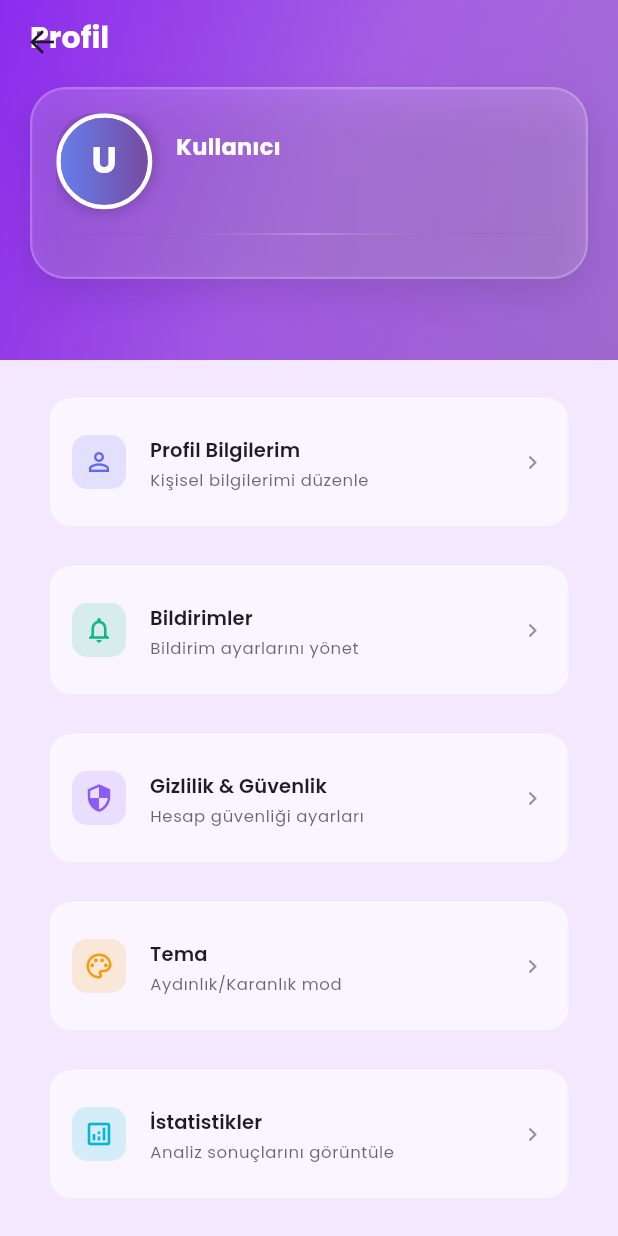
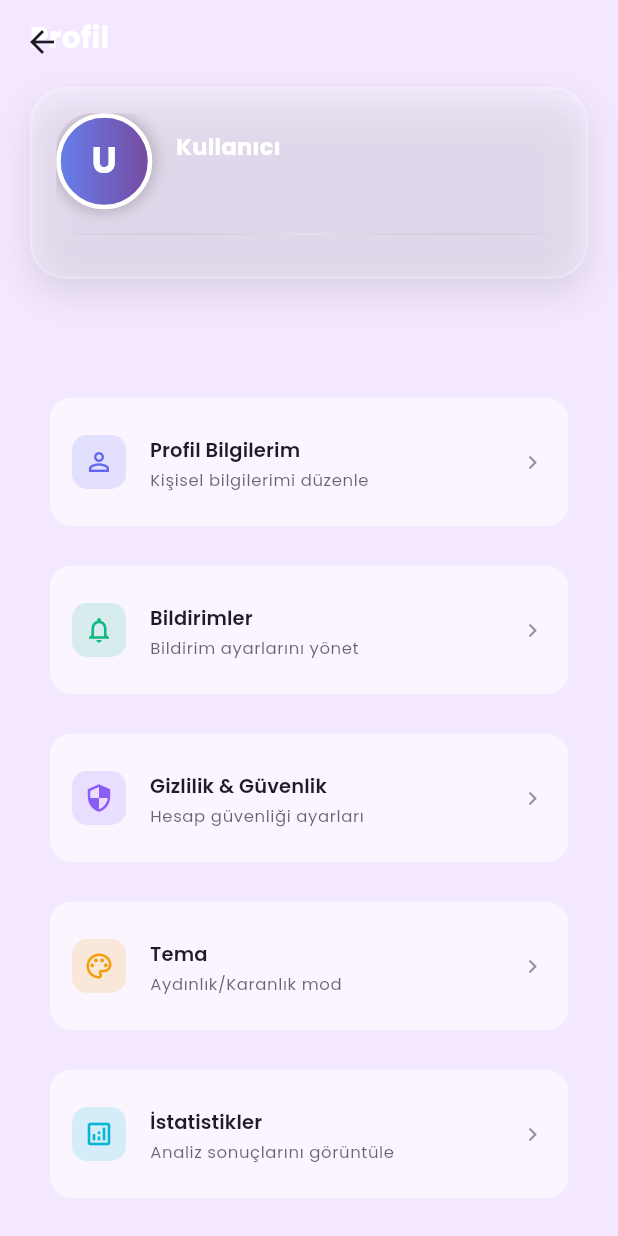
Before and after one commit to wisclarz/rua_new, a Flutter app: the ProfileScreen screen opened by its route, on a phone screen of 412 x 824 dp. Run offline on Flutter 3.47's test engine with Material 3 defaults, Android fonts, the phone set to English and light mode, and no system bars; drawn by our look-alikes of flutter_animate; our stand-ins replace cloud_firestore, firebase_auth, firebase_core, firebase_storage, google_fonts, google_sign_in and 1 more; missing offline and left inert: flutter_sound; accounts and stored records are empty.

Commit message:
Refactor DreamProvider to trigger N8N workflow asynchronously, improving user experience by allowing immediate return to the previous screen. Update ProfileScreen to simplify background styling by removing gradient decorations in favor of a solid color, enhancing UI consistency.

```diff
--- a/lib/providers/dream_provider.dart
+++ b/lib/providers/dream_provider.dart
@@ -464,9 +464,16 @@ class DreamProvider extends ChangeNotifier {
         startListeningToDreams();
       }
 
-      // Trigger N8N workflow
-      await _triggerN8NWorkflow(dreamId, audioUrl);
+      // 🔥 BURADA DEĞİŞİKLİK: await KALDIRDIK!
+      // N8N workflow'unu arka planda tetikle (beklemeden)
+      // Firestore listener analiz tamamlandığında otomatik güncelleyecek
+      _triggerN8NWorkflow(dreamId, audioUrl).then((_) {
+        debugPrint('✅ Background N8N workflow completed for: $dreamId');
+      }).catchError((error) {
+        debugPrint('❌ Background N8N workflow error: $error');
+      });
 
+      // Hemen return et, kullanıcı geçmiş sayfasına gidebilir
       return newDream;
     } catch (e) {
       debugPrint('❌ Failed to create dream document: $e');
--- a/lib/screens/profile_screen.dart
+++ b/lib/screens/profile_screen.dart
@@ -124,18 +124,7 @@ class _ProfileScreenState extends State<ProfileScreen> {
           children: [
             // Animated Gradient Background
             Container(
-              decoration: BoxDecoration(
-                gradient: LinearGradient(
-                  begin: Alignment.topLeft,
-                  end: Alignment.bottomRight,
-                  colors: [
-                    theme.colorScheme.primary,
-                    theme.colorScheme.secondary,
-                    theme.colorScheme.tertiary,
-                  ],
-                  stops: const [0.0, 0.5, 1.0],
-                ),
-              ),
+             color: theme.scaffoldBackgroundColor,
             ),
 
             // Glassmorphism Overlay
@@ -143,16 +132,7 @@ class _ProfileScreenState extends State<ProfileScreen> {
               child: BackdropFilter(
                 filter: ImageFilter.blur(sigmaX: 0, sigmaY: 0),
                 child: Container(
-                  decoration: BoxDecoration(
-                    gradient: LinearGradient(
-                      begin: Alignment.topCenter,
-                      end: Alignment.bottomCenter,
-                      colors: [
-                        Colors.white.withValues(alpha: 0.1),
-                        Colors.white.withValues(alpha: 0.05),
-                      ],
-                    ),
-                  ),
+                  color: theme.scaffoldBackgroundColor,
                 ),
               ),
             ),
```
